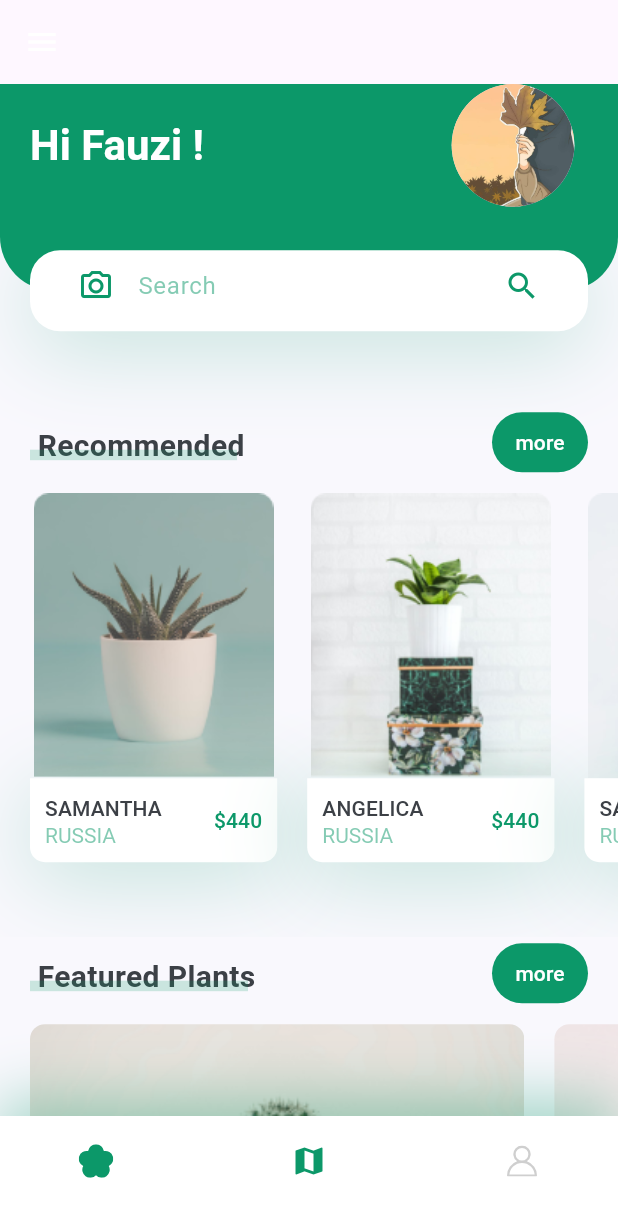
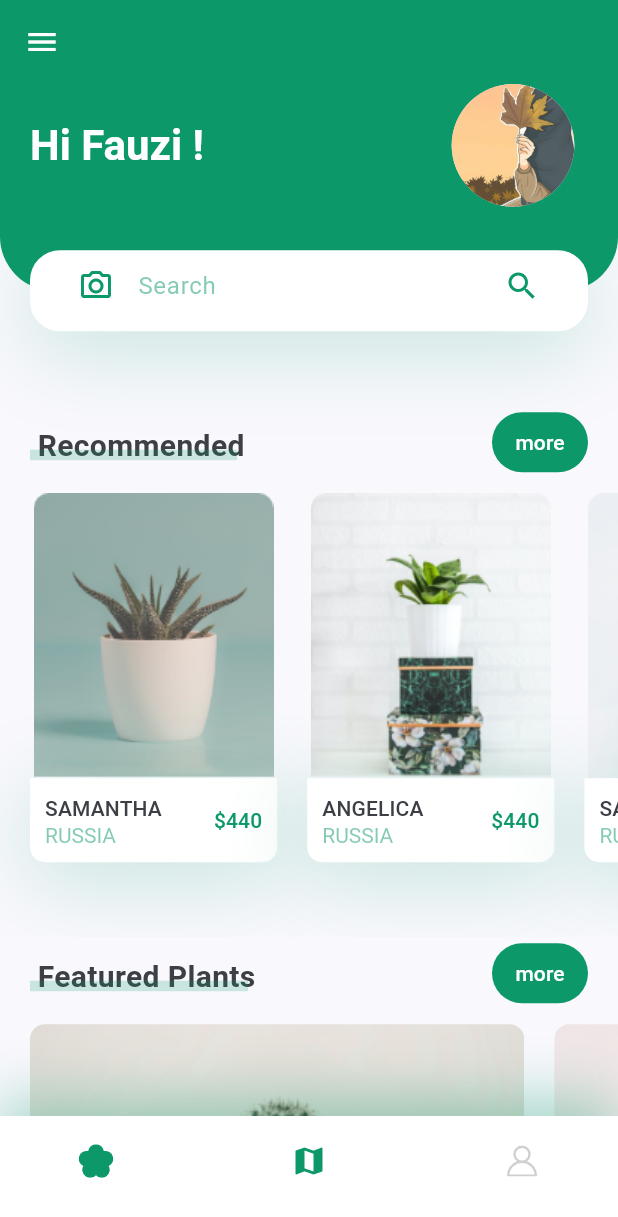
Before and after one commit to LYChubby/PlantApp_0009, a Flutter app: the screen it shows after launch, on a phone screen of 412 x 824 dp. Shown: the top 1217 px of the screen. Run offline on Flutter 3.47's test engine with Material 3 defaults, Android fonts, the phone set to English and light mode, and no system bars; our stand-ins replace flutter_svg.

Commit message:
Menambah Background AppBar

```diff
--- a/lib/screens/home/home_screen.dart
+++ b/lib/screens/home/home_screen.dart
@@ -18,6 +18,7 @@ class HomeScreen extends StatelessWidget {
 
   AppBar buildAppBar() {
     return AppBar(
+      backgroundColor: kPrimaryColor,
       elevation: 0,
       leading: IconButton(
         onPressed: () {},
```
